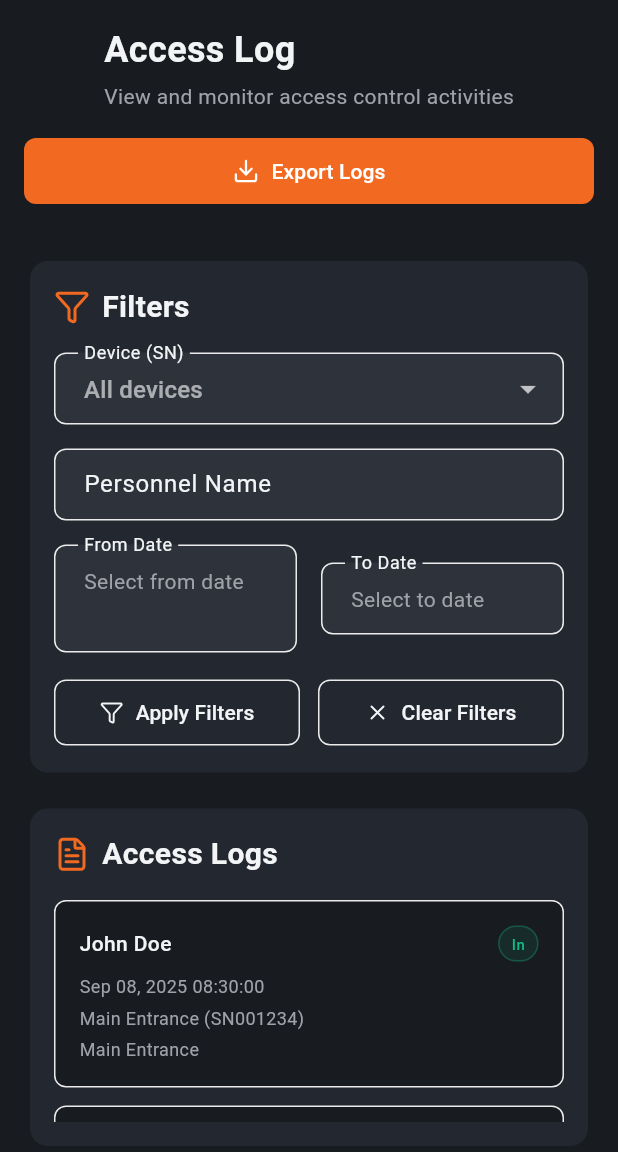
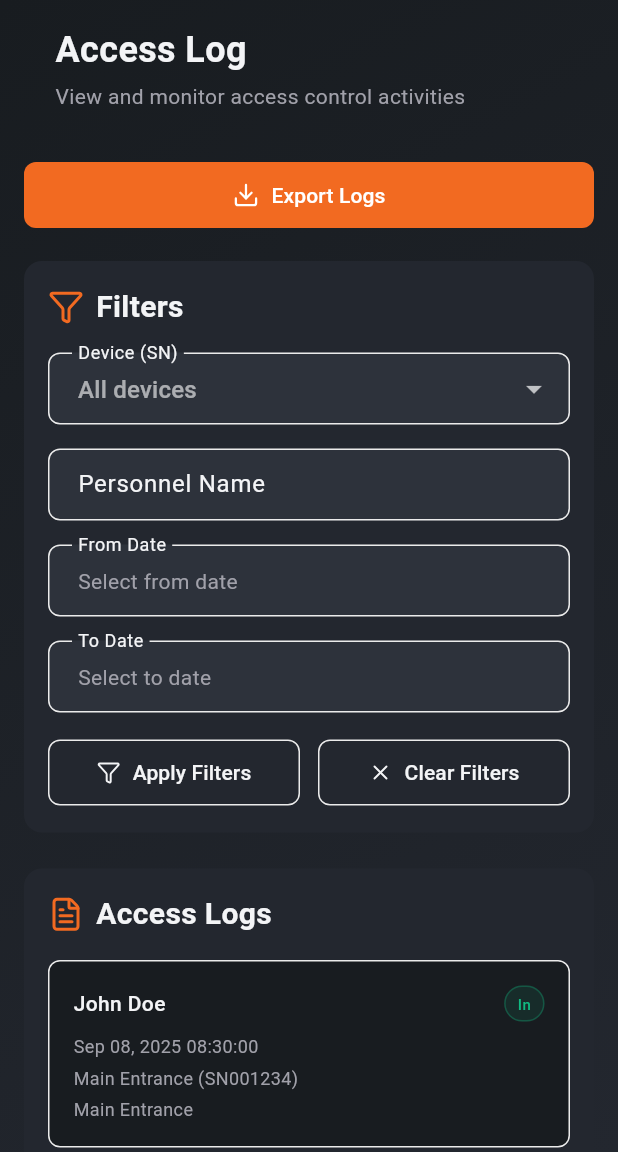
Before and after one commit to Rashid-Mahmood501/door-access-system-mobile-app, a Flutter app: the AccessLogPage screen opened directly, on a phone screen of 412 x 824 dp, the part 84-1236 px from its top. Run offline on Flutter 3.47's test engine with Material 3 defaults, Android fonts, the light colour scheme and no system bars; our stand-ins replace file_picker, lucide_icons.

Commit message:
access logs

```diff
--- a/lib/screens/access_log_page.dart
+++ b/lib/screens/access_log_page.dart
@@ -178,11 +178,17 @@ class _AccessLogPageState extends State<AccessLogPage> {
         title: 'Access Control System',
         onLogout: null, // Add logout functionality
       ),
-      body: Column(
+      body: Container(
+        decoration: const BoxDecoration(
+          gradient: AppTheme.backgroundGradient,
+        ),
+        child: SingleChildScrollView(
+          // padding: const EdgeInsets.fromLTRB(0, 16, 0, 32),
+          child: Column(
             children: [
               // Header Section
               Container(
-            padding: const EdgeInsets.all(16),
+                 padding: const EdgeInsets.fromLTRB(0, 16, 65, 16),
                 child: Column(
                   crossAxisAlignment: CrossAxisAlignment.start,
                   children: [
@@ -201,9 +207,11 @@ class _AccessLogPageState extends State<AccessLogPage> {
                 ),
               ),
 
+              const SizedBox(height: 16),
+
               // Export Button
-          Padding(
-            padding: const EdgeInsets.symmetric(horizontal: 16),
+              Container(
+                margin: const EdgeInsets.symmetric(horizontal: 16),
                 child: Row(
                   children: [
                     Expanded(
@@ -221,6 +229,7 @@ class _AccessLogPageState extends State<AccessLogPage> {
 
               // Filters Card
               CustomCard(
+                margin: const EdgeInsets.fromLTRB(12, 0, 12, 16),
                 child: Column(
                   children: [
                     const CustomCardHeader(
@@ -228,7 +237,7 @@ class _AccessLogPageState extends State<AccessLogPage> {
                       icon: Icon(LucideIcons.filter, color: AppTheme.accent),
                     ),
 
-                // Filter Fields Grid
+                    // Filter Fields
                     Column(
                       children: [
                         // Device Selection
@@ -274,11 +283,8 @@ class _AccessLogPageState extends State<AccessLogPage> {
                         ),
                         const SizedBox(height: 16),
 
-                    // Date Range
-                    Row(
-                      children: [
-                        Expanded(
-                          child: InkWell(
+                        // From Date
+                        InkWell(
                           onTap: () async {
                             final date = await showDatePicker(
                               context: context,
@@ -310,10 +316,10 @@ class _AccessLogPageState extends State<AccessLogPage> {
                             ),
                           ),
                         ),
-                        ),
-                        const SizedBox(width: 16),
-                        Expanded(
-                          child: InkWell(
+                        const SizedBox(height: 16),
+
+                        // To Date
+                        InkWell(
                           onTap: () async {
                             final date = await showDatePicker(
                               context: context,
@@ -345,9 +351,6 @@ class _AccessLogPageState extends State<AccessLogPage> {
                             ),
                           ),
                         ),
-                        ),
-                      ],
-                    ),
                         const SizedBox(height: 16),
 
                         // Filter Actions
@@ -377,12 +380,13 @@ class _AccessLogPageState extends State<AccessLogPage> {
               ),
 
               // Access Logs List
-          Expanded(
-            child: _filteredLogs.isEmpty
-                ? Center(
+              _filteredLogs.isEmpty
+                  ? Container(
+                      margin: const EdgeInsets.symmetric(horizontal: 12),
+                      child: CustomCard(
                         child: Column(
-                      mainAxisAlignment: MainAxisAlignment.center,
                           children: [
+                            const SizedBox(height: 32),
                             const Icon(
                               LucideIcons.fileText,
                               size: 64,
@@ -395,31 +399,34 @@ class _AccessLogPageState extends State<AccessLogPage> {
                                 color: AppTheme.mutedForeground,
                               ),
                             ),
+                            const SizedBox(height: 32),
                           ],
+                        ),
                       ),
                     )
                   : CustomCard(
-                    margin: const EdgeInsets.symmetric(horizontal: 16),
+                      margin: const EdgeInsets.fromLTRB(12, 0, 12, 16),
                       child: Column(
                         children: [
                           const CustomCardHeader(
                             title: 'Access Logs',
                             icon: Icon(LucideIcons.fileText, color: AppTheme.accent),
                           ),
-                        Expanded(
-                          child: ListView.builder(
+                          ListView.builder(
+                            shrinkWrap: true,
+                            physics: const NeverScrollableScrollPhysics(),
                             itemCount: _filteredLogs.length,
                             itemBuilder: (context, index) {
                               final log = _filteredLogs[index];
                               return _buildLogItem(log);
                             },
                           ),
+                        ],
+                      ),
                     ),
             ],
           ),
         ),
-          ),
-        ],
       ),
     );
   }
```
Lines whose indentation alone changed are shown as unchanged.
